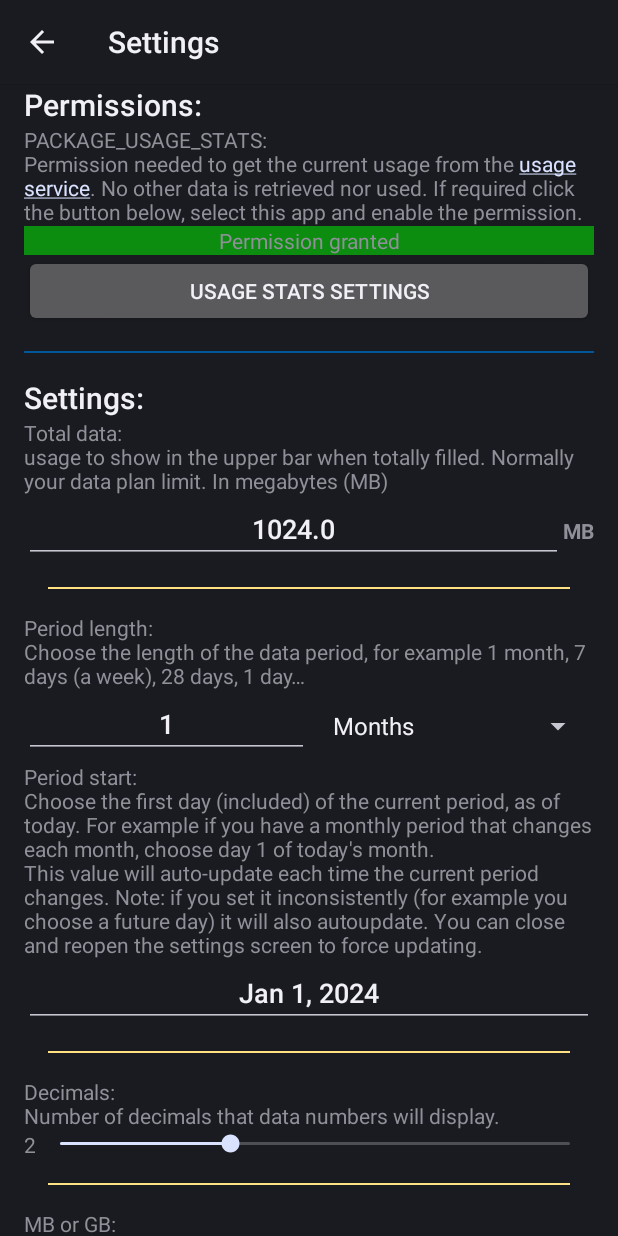
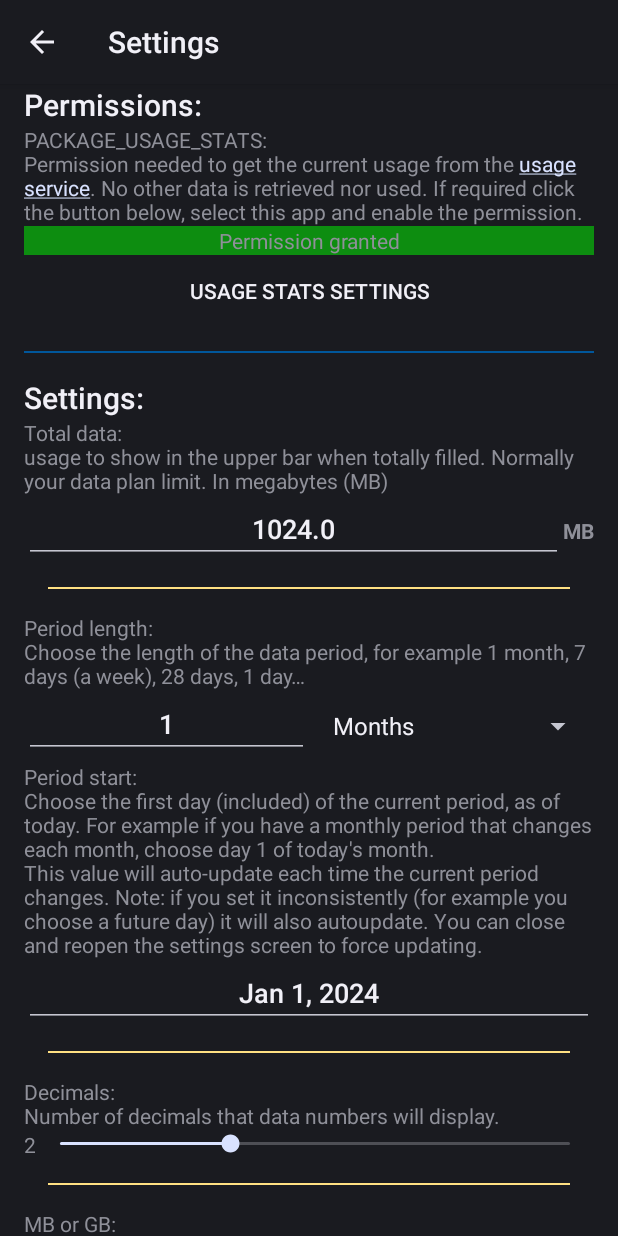
Before and after one commit to TrianguloY/Average-data-usage-widget, an Android app: the SettingsActivity screen opened directly, with no data from a screen before it, on a phone screen of 412 x 824 dp. Run offline under Robolectric (Android 15) with nearby library versions, the phone set to English and light mode, and no system bars.

Commit message:
borderless buttons

```diff
--- a/app/src/main/res/layout/activity_history.xml
+++ b/app/src/main/res/layout/activity_history.xml
@@ -16,6 +16,7 @@
             android:layout_width="wrap_content"
             android:layout_height="wrap_content"
             android:onClick="onClick"
+            style="@android:style/Widget.DeviceDefault.Button.Borderless"
             android:text="@string/btn_left" />
 
         <TextView
@@ -32,6 +33,7 @@
             android:layout_width="wrap_content"
             android:layout_height="wrap_content"
             android:onClick="onClick"
+            style="@android:style/Widget.DeviceDefault.Button.Borderless"
             android:text="@string/btn_right" />
     </LinearLayout>
 
--- a/app/src/main/res/layout/activity_main.xml
+++ b/app/src/main/res/layout/activity_main.xml
@@ -27,6 +27,7 @@
                 android:drawableStart="@drawable/ic_history"
                 android:drawableTint="#AAAAAA"
                 android:onClick="onClick"
+                style="@android:style/Widget.DeviceDefault.Button.Borderless"
                 android:text="@string/h_title" />
 
             <Button
@@ -36,6 +37,7 @@
                 android:layout_weight="1"
                 android:drawableStart="@android:drawable/ic_menu_manage"
                 android:onClick="onClick"
+                style="@android:style/Widget.DeviceDefault.Button.Borderless"
                 android:text="@string/s_title" />
         </LinearLayout>
 
--- a/app/src/main/res/layout/activity_settings.xml
+++ b/app/src/main/res/layout/activity_settings.xml
@@ -45,6 +45,7 @@
             android:layout_width="match_parent"
             android:layout_height="wrap_content"
             android:onClick="onClick"
+            style="@android:style/Widget.DeviceDefault.Button.Borderless"
             android:text="@string/btn_permission_usageStats" />
 
         <ImageView
@@ -283,6 +284,7 @@
                     android:layout_width="wrap_content"
                     android:layout_height="wrap_content"
                     android:onClick="onClick"
+                    style="@android:style/Widget.DeviceDefault.Button.Borderless"
                     android:text="@string/btn_settings_accum" />
             </LinearLayout>
 
@@ -306,6 +308,7 @@
             android:layout_width="match_parent"
             android:layout_height="wrap_content"
             android:onClick="onClick"
+            style="@android:style/Widget.DeviceDefault.Button.Borderless"
             android:text="@string/btn_tweaks" />
 
         <Space
```
